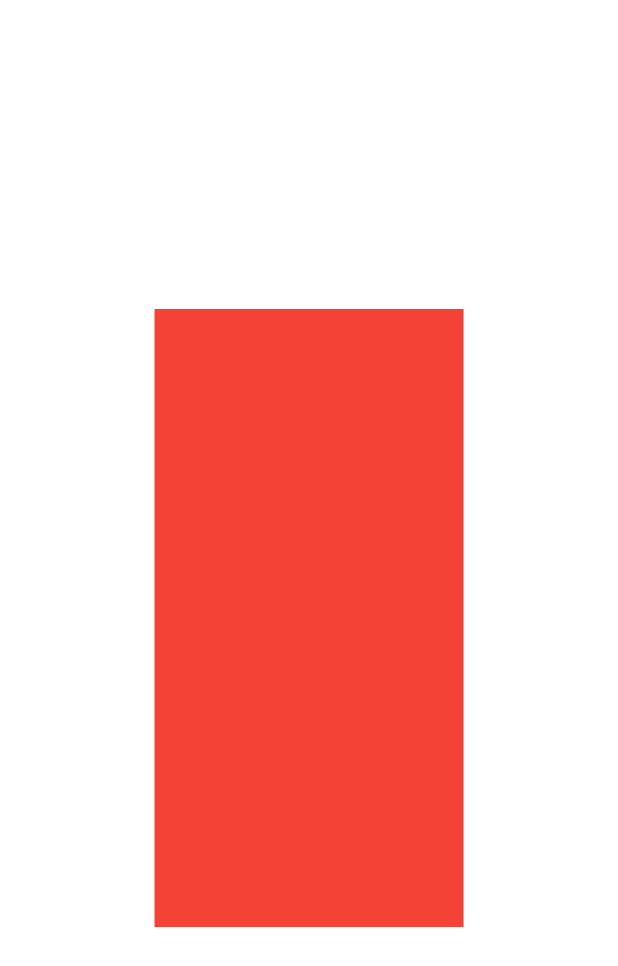
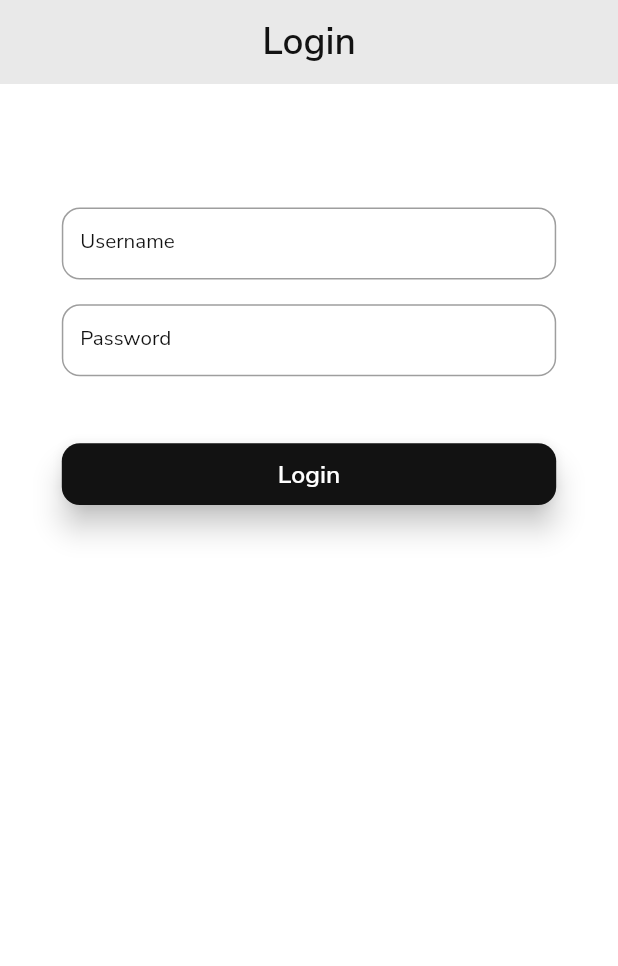
Before and after one commit to HemangSidapara/krishna_gaushala, a Flutter app: the screen it shows after launch, on a phone screen of 412 x 824 dp. Shown: the top 966 px of the screen. Run offline on Flutter 3.47's test engine with Material 2 defaults, Android fonts, the light colour scheme and no system bars; our stand-ins replace dio, get, get_storage, google_fonts; missing offline and left inert: dart:ffi; statements that could not run were skipped.

Commit message:
login screen done

```diff
--- a/lib/app/Constants/app_strings.dart
+++ b/lib/app/Constants/app_strings.dart
@@ -1,3 +1,4 @@
 class AppStrings {
   static String appName = 'Krishna Gaushala';
+  static String login = 'Login';
 }
--- a/lib/app/Routes/app_pages.dart
+++ b/lib/app/Routes/app_pages.dart
@@ -1,4 +1,8 @@
 import 'package:get/get.dart';
+import 'package:krishna_gaushala/app/Screens/dashboard_screen/dashboard_binding.dart';
+import 'package:krishna_gaushala/app/Screens/dashboard_screen/dashboard_view.dart';
+import 'package:krishna_gaushala/app/Screens/login_screen/login_binding.dart';
+import 'package:krishna_gaushala/app/Screens/login_screen/login_view.dart';
 import 'package:krishna_gaushala/app/Screens/splash_screen/splash_binding.dart';
 import 'package:krishna_gaushala/app/Screens/splash_screen/splash_view.dart';
 
@@ -12,8 +16,24 @@
       name: Routes.splash,
       page: () => const SplashView(),
       binding: SplashBinding(),
-      transition: Transition.downToUp,
-      transitionDuration: const Duration(milliseconds: 2000),
+      transition: Transition.rightToLeftWithFade,
+      transitionDuration: transitionDuration,
+    ),
+
+    GetPage(
+      name: Routes.dashboard,
+      page: () => const DashboardView(),
+      binding: DashboardBinding(),
+      transition: Transition.rightToLeftWithFade,
+      transitionDuration: transitionDuration,
+    ),
+
+    GetPage(
+      name: Routes.login,
+      page: () => const LoginView(),
+      binding: LoginBinding(),
+      transition: Transition.rightToLeftWithFade,
+      transitionDuration: transitionDuration,
     ),
   ];
 }
--- a/lib/app/Routes/app_routes.dart
+++ b/lib/app/Routes/app_routes.dart
@@ -3,53 +3,6 @@
 abstract class Routes {
   static const root = '/';
   static const splash = '/splash';
-  static const home = '/home';
-  static const profile = '/profile';
-  static const intro = '/intro';
+  static const dashboard = '/dashboard';
   static const login = '/login';
-  static const register = '/register';
-  static const splash_intro = '/splash_intro';
-  static const splash_home = '/splash_home';
-  static const selection = '/selection';
-  static const selectOptions = '/select_options';
-  static const dashboard = '/dashboard';
-  static const payRollEzyHome = '/payrollezy_home';
-  static const locationList = '/location_list';
-  static const locationAdd = '/location_add';
-  static const locationEdit = '/location_edit';
-  static const addPeople = '/add_people';
-  static const people_list = '/people_list';
-  static const personal_information = '/personal_information';
-  static const leave_application = '/leave_application';
-  static const upcoming_shifts = '/upcoming_shifts';
-  static const add_shifts = '/add_shifts';
-  static const timesheets = '/timesheets';
-  static const add_leave_application = '/add_leave_application';
-  static const user_signUp = '/user_signUp';
-  static const forgot_password = '/forgot_password';
-  static const addTimesheet = '/add_timesheet';
-  static const resetPassword = '/reset_password';
-  static const timesheetsTab = '/timesheets_tab';
-  static const edit_global_profile = '/edit_global_profile';
-  static const accountOverView = '/account_overview';
-  static const profileSettings = '/profile_settings';
-  static const switchBusiness = '/switch_business';
-  static const editShift = '/edit_shift';
-  static const findAndReplace = '/find_and_replace';
-  static const unFilledOpenShift = '/unfilled_open_shift';
-  static const unpublishedShift = '/unpublished_shift';
-  static const swapShift = '/swap_shift';
-  static const requestsAssigned = '/requests_assigned';
-  static const timesheet = '/timesheet';
-  static const offerShift = '/offer_shift';
-  static const runningLate = '/running_late';
-  static const peopleOnLeave = '/people_on_leave';
-  static const availableShifts = '/available_shifts';
-  static const unavailability = '/unavailability';
-  static const addUnavailability = '/add_unavailability';
-  static const addNewsFeed = '/add_news_feed';
-  static const endShift = '/end_shift';
-  static const myTasksAndAssignedTasks = '/my_tasks_and_assigned_tasks';
-  static const addTask = '/add_task';
-  static const planExpired = '/plan_expired';
 }
--- /dev/null
+++ b/lib/app/Screens/dashboard_screen/dashboard_binding.dart
@@ -0,0 +1,10 @@
+import 'package:get/get.dart';
+import 'package:krishna_gaushala/app/Screens/dashboard_screen/dashboard_controller.dart';
+
+class DashboardBinding implements Bindings{
+  @override
+  void dependencies() {
+    Get.put(DashboardController());
+  }
+
+}
--- /dev/null
+++ b/lib/app/Screens/dashboard_screen/dashboard_controller.dart
@@ -0,0 +1,5 @@
+import 'package:get/get.dart';
+
+class DashboardController extends GetxController{
+
+}
--- /dev/null
+++ b/lib/app/Screens/dashboard_screen/dashboard_view.dart
@@ -0,0 +1,15 @@
+import 'package:flutter/material.dart';
+
+class DashboardView extends StatefulWidget {
+  const DashboardView({Key? key}) : super(key: key);
+
+  @override
+  State<DashboardView> createState() => _DashboardViewState();
+}
+
+class _DashboardViewState extends State<DashboardView> {
+  @override
+  Widget build(BuildContext context) {
+    return const Placeholder();
+  }
+}
--- /dev/null
+++ b/lib/app/Screens/login_screen/login_binding.dart
@@ -0,0 +1,9 @@
+import 'package:get/get.dart';
+import 'package:krishna_gaushala/app/Screens/login_screen/login_controller.dart';
+
+class LoginBinding implements Bindings {
+  @override
+  void dependencies() {
+    Get.put(LoginController());
+  }
+}
--- /dev/null
+++ b/lib/app/Screens/login_screen/login_controller.dart
@@ -0,0 +1,6 @@
+import 'package:flutter/material.dart';
+import 'package:get/get.dart';
+
+class LoginController extends GetxController {
+  GlobalKey<FormState> loginFormKey = GlobalKey<FormState>();
+}
--- /dev/null
+++ b/lib/app/Screens/login_screen/login_view.dart
@@ -0,0 +1,142 @@
+import 'package:flutter/material.dart';
+import 'package:get/get.dart';
+import 'package:krishna_gaushala/app/Constants/app_colors.dart';
+import 'package:krishna_gaushala/app/Constants/app_strings.dart';
+import 'package:krishna_gaushala/app/Routes/app_pages.dart';
+import 'package:krishna_gaushala/app/Screens/login_screen/login_controller.dart';
+import 'package:krishna_gaushala/app/Utils/app_sizer.dart';
+
+class LoginView extends StatefulWidget {
+  const LoginView({Key? key}) : super(key: key);
+
+  @override
+  State<LoginView> createState() => _LoginViewState();
+}
+
+class _LoginViewState extends State<LoginView> {
+  LoginController controller = Get.find<LoginController>();
+
+  @override
+  Widget build(BuildContext context) {
+    return GestureDetector(
+      onTap: () {
+        FocusManager.instance.primaryFocus?.unfocus();
+      },
+      child: Scaffold(
+        backgroundColor: AppColors.WHITE_COLOR,
+        appBar: AppBar(
+          backgroundColor: AppColors.PRIMARY_COLOR,
+          centerTitle: true,
+          title: Text(
+            AppStrings.login,
+            style: TextStyle(
+              fontSize: 18.sp,
+              fontWeight: FontWeight.w600,
+              color: AppColors.SECONDARY_COLOR,
+            ),
+          ),
+          elevation: 0,
+          leading: const SizedBox(),
+        ),
+        body: Form(
+          key: controller.loginFormKey,
+          child: Padding(
+            padding: EdgeInsets.symmetric(horizontal: 10.w, vertical: 10.h),
+            child: Column(
+              children: [
+                ///Username
+                TextFormField(
+                  decoration: InputDecoration(
+                      hintText: 'Enter username',
+                      hintStyle: TextStyle(
+                        fontSize: 10.sp,
+                        fontWeight: FontWeight.w400,
+                      ),
+                      labelText: 'Username',
+                      labelStyle: TextStyle(
+                        color: AppColors.SECONDARY_COLOR,
+                        fontSize: 10.sp,
+                        fontWeight: FontWeight.w400,
+                      ),
+                      contentPadding: EdgeInsets.symmetric(horizontal: 3.w, vertical: 1.h),
+                      border: OutlineInputBorder(
+                        borderSide: BorderSide(
+                          color: AppColors.SECONDARY_COLOR,
+                          width: 1,
+                        ),
+                        borderRadius: BorderRadius.circular(12),
+                      ),
+                      focusedBorder: OutlineInputBorder(
+                        borderSide: BorderSide(
+                          color: AppColors.BLACK_COLOR.withOpacity(0.6),
+                          width: 1,
+                        ),
+                        borderRadius: BorderRadius.circular(12),
+                      ),
+                      focusColor: AppColors.BLACK_COLOR.withOpacity(0.6)),
+                ),
+                SizedBox(height: 2.h),
+
+                ///Password
+                TextFormField(
+                  decoration: InputDecoration(
+                      hintText: 'Enter password',
+                      hintStyle: TextStyle(
+                        fontSize: 10.sp,
+                        fontWeight: FontWeight.w400,
+                      ),
+                      labelText: 'Password',
+                      labelStyle: TextStyle(
+                        color: AppColors.SECONDARY_COLOR,
+                        fontSize: 10.sp,
+                        fontWeight: FontWeight.w400,
+                      ),
+                      contentPadding: EdgeInsets.symmetric(horizontal: 3.w, vertical: 1.h),
+                      border: OutlineInputBorder(
+                        borderSide: BorderSide(
+                          color: AppColors.SECONDARY_COLOR,
+                          width: 1,
+                        ),
+                        borderRadius: BorderRadius.circular(12),
+                      ),
+                      focusedBorder: OutlineInputBorder(
+                        borderSide: BorderSide(
+                          color: AppColors.BLACK_COLOR.withOpacity(0.6),
+                          width: 1,
+                        ),
+                        borderRadius: BorderRadius.circular(12),
+                      ),
+                      focusColor: AppColors.BLACK_COLOR.withOpacity(0.6)),
+                ),
+                SizedBox(height: 5.h),
+
+                ///Button
+                ElevatedButton(
+                  onPressed: () {
+                    Get.toNamed(Routes.dashboard);
+                  },
+                  style: ElevatedButton.styleFrom(
+                    backgroundColor: AppColors.SECONDARY_COLOR,
+                    fixedSize: Size(100.w, 5.h),
+                    shape: RoundedRectangleBorder(
+                      borderRadius: BorderRadius.circular(12),
+                    ),
+                    elevation: 8,
+                  ),
+                  child: Text(
+                    AppStrings.login,
+                    style: TextStyle(
+                      color: AppColors.WHITE_COLOR,
+                      fontWeight: FontWeight.w600,
+                      fontSize: 12.sp,
+                    ),
+                  ),
+                ),
+              ],
+            ),
+          ),
+        ),
+      ),
+    );
+  }
+}
--- a/lib/app/Screens/splash_screen/splash_binding.dart
+++ b/lib/app/Screens/splash_screen/splash_binding.dart
@@ -4,7 +4,7 @@
 class SplashBinding implements Bindings{
   @override
   void dependencies() {
-    Get.lazyPut(() => SplashController());
+    Get.put(SplashController());
   }
 
 }
--- a/lib/app/Screens/splash_screen/splash_controller.dart
+++ b/lib/app/Screens/splash_screen/splash_controller.dart
@@ -1,5 +1,15 @@
 import 'package:get/get.dart';
+import 'package:krishna_gaushala/app/Routes/app_pages.dart';
 
-class SplashController extends GetxController{
-
+class SplashController extends GetxController {
+  @override
+  void onInit() async {
+    super.onInit();
+    await Future.delayed(
+      const Duration(seconds: 3),
+      () {
+        Get.toNamed(Routes.login);
+      },
+    );
+  }
 }
--- a/lib/app/Screens/splash_screen/splash_view.dart
+++ b/lib/app/Screens/splash_screen/splash_view.dart
@@ -14,7 +14,7 @@
         child: Container(
           color: Colors.red,
           child: SizedBox(
-            height: 50.h,
+            height: 50.w,
             width: 50.w,
           ),
         ),
--- a/lib/main.dart
+++ b/lib/main.dart
@@ -2,6 +2,7 @@
 import 'package:flutter/services.dart';
 import 'package:get/get.dart';
 import 'package:get_storage/get_storage.dart';
+import 'package:google_fonts/google_fonts.dart';
 import 'package:krishna_gaushala/app/Constants/app_colors.dart';
 import 'package:krishna_gaushala/app/Constants/app_fonts.dart';
 import 'package:krishna_gaushala/app/Constants/app_strings.dart';
@@ -24,7 +25,7 @@
     return GetMaterialApp(
       debugShowCheckedModeBanner: false,
       title: AppStrings.appName,
-      theme: ThemeData(fontFamily: AppFonts.appFontFamily, primaryColor: AppColors.PRIMARY_COLOR),
+      theme: ThemeData(primaryColor: AppColors.PRIMARY_COLOR, textTheme: GoogleFonts.nunitoSansTextTheme()),
       initialRoute: Routes.splash,
       defaultTransition: Transition.downToUp,
       getPages: AppPages.pages,
--- a/pubspec.yaml
+++ b/pubspec.yaml
@@ -38,6 +38,7 @@
   get: ^4.6.5
   get_storage: ^2.1.1
   dio: ^5.1.1
+  google_fonts: ^4.0.3
 
 dev_dependencies:
   flutter_test:
```
